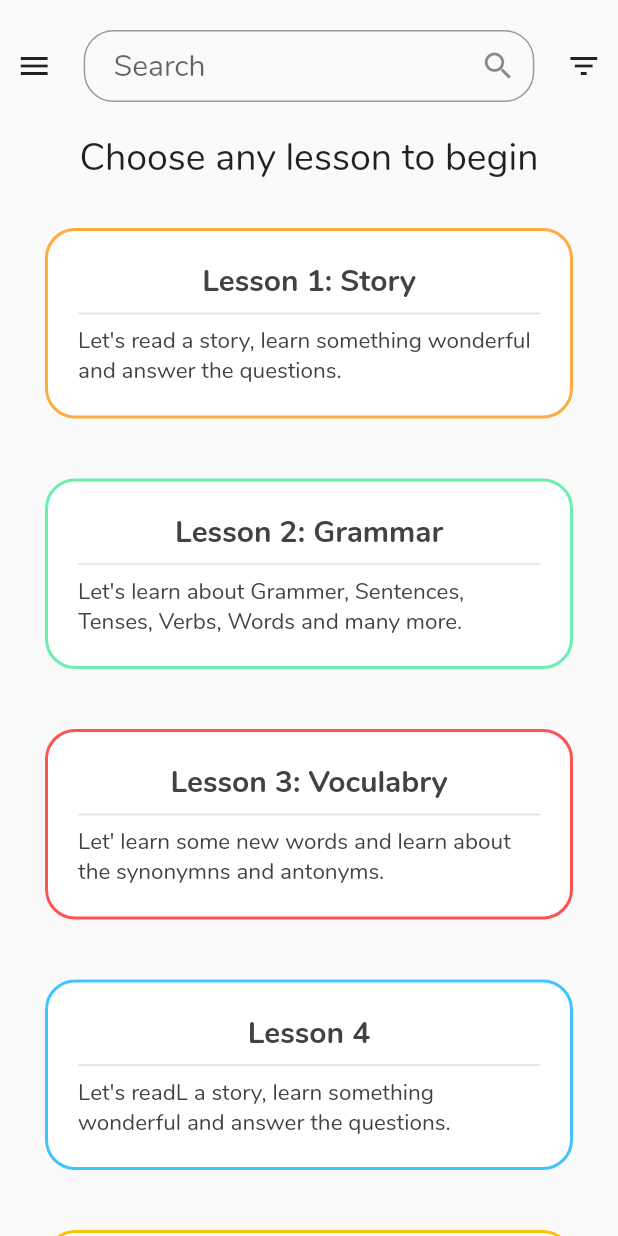
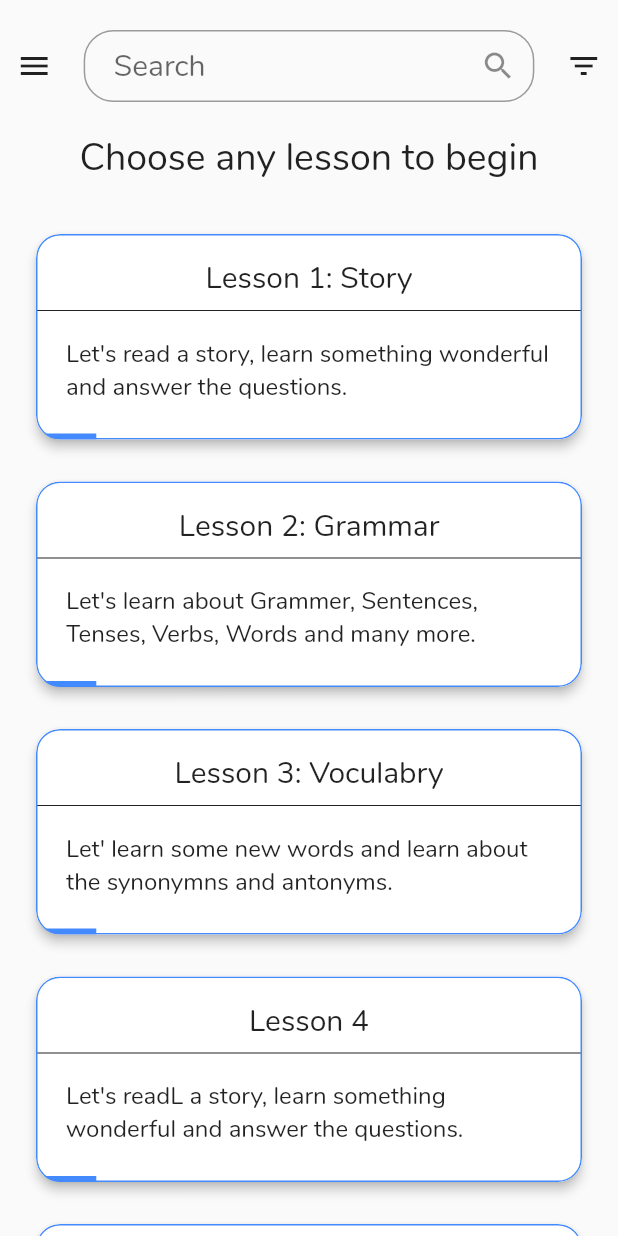
Before and after one commit to manasapakala191/heutagogyApp, a Flutter app: the screen it shows after launch, on a phone screen of 412 x 824 dp. Run offline on Flutter 3.47's test engine with Material 2 defaults, Android fonts, the light colour scheme and no system bars; our stand-ins replace audioplayers, flutter_tts; project files that could hold a hidden picture were left out.

Commit message:
Adding test4page

```diff
--- a/lib/lessons.dart
+++ b/lib/lessons.dart
@@ -1,3 +1,4 @@
+import 'dart:math';
 import 'dart:ui';
 import 'package:flutter/material.dart';
 import 'package:flutter/rendering.dart';
@@ -35,7 +36,9 @@ class _LessonsPageState extends State<LessonsPage> {
         "Lesson 3: Voculabry",
         "Let\' learn some new words and learn about the synonymns and antonyms. ",
         Colors.redAccent),
-    _Lessons("Lesson 4", "Let\'s readL a story, learn something wonderful and answer the questions.",
+    _Lessons(
+        "Lesson 4",
+        "Let\'s readL a story, learn something wonderful and answer the questions.",
         Colors.lightBlueAccent),
     _Lessons(
         "Lesson 5",
@@ -104,10 +107,9 @@ class _LessonsPageState extends State<LessonsPage> {
       );
     } else {
       return Lesson(
-        this.lessons[index - 1].title,
-        this.lessons[index - 1].description,
-        this.lessons[index - 1].color,
-        () {
+        title: this.lessons[index - 1].title,
+        summary: this.lessons[index - 1].description,
+        func: () {
           if (index >= 0 && index < this._itemCount) {
             if (index == 1) {
               Navigator.push(context,
@@ -126,158 +128,91 @@ class _LessonsPageState extends State<LessonsPage> {
         fontFamily: 'Nunito',
       ),
       home: Scaffold(
-        // appBar: AppBar(
-        //   title: Text(
-        //     "Welcome",
-        //     style: TextStyle(
-        //       color: Colors.white,
-        //       fontSize: 18.0,
-        //     ),
-        //   ),
-        // ),
         body: ListView.builder(
           itemCount: this._itemCount,
           itemBuilder: lessonsBuilder,
         ),
-        // body: NestedScrollView(
-        //   headerSliverBuilder: (BuildContext context, bool innerBoxIsScrolled) {
-        //     return <Widget>[
-        //       SliverAppBar(
-        //           expandedHeight: 200.0,
-        //           floating: false,
-        //           pinned: true,
-        //           // backgroundColor: Colors.lightGreenAccent,
-        //           flexibleSpace: LayoutBuilder(
-        //             builder: (BuildContext context, BoxConstraints constraints) {
-        //               top = constraints.biggest.height;
-        //               return FlexibleSpaceBar(
-        //                 centerTitle: true,
-        //                 title: AnimatedOpacity(
-        //                   duration: Duration(milliseconds: 300),
-        //                   opacity: top <= 140.0 ? 1.0 : 0.0,
-        //                   child: Text(
-        //                     "Welcome",
-        //                     style: TextStyle(
-        //                       color: Colors.white,
-        //                       fontSize: 18.0,
-        //                     ),
-        //                   ),
-        //                 ),
-        //                 background: Image.asset(
-        //                   "assets/images/books.jpg",
-        //                   // "https://d3ui957tjb5bqd.cloudfront.net/uploads/images/3/36/36367.pic.jpg?1463997427",
-        //                   // "https://images.unsplash.com/photo-1455884981818-54cb785db6fc?ixlib=rb-1.2.1&ixid=eyJhcHBfaWQiOjEyMDd9&auto=format&fit=crop&w=1890&q=80",
-        //                   // "https://images.unsplash.com/photo-1455884981818-54cb785db6fc?ixlib=rb-1.2.1&ixid=eyJhcHBfaWQiOjEyMDd9&auto=format&fit=crop&w=1890&q=80",
-        //                   // "https://images.unsplash.com/photo-1539795845756-4fadad2905ec?ixlib=rb-1.2.1&auto=format&fit=crop&w=1050&q=80",
-        //                   fit: BoxFit.fill,
-        //                   // alignment: Alignment.topLeft,
-        //                 ),
-        //               );
-        //             },
-        //           )),
-        //     ];
-        //   },
-        //   body: ListView.builder(
-        //     itemCount: this._itemCount,
-        //     itemBuilder: lessonsBuilder,
-        //   ),
-        // ),
       ),
     );
   }
 }
 
-class Lesson extends StatelessWidget {
+class Lesson extends StatefulWidget {
   final String title;
   final String summary;
-  final Color borderColor;
   final Function func;
+  Lesson({Key key, this.title, this.summary, this.func}) : super(key: key);
 
-  Lesson(this.title, this.summary, this.borderColor, this.func);
+  @override
+  State<StatefulWidget> createState() => LessonState(title, summary, func);
+}
+
+class LessonState extends State<Lesson> {
+  String title;
+  String summary;
+  double progress;
+  Function func;
+  @override
+  void initState() {
+    super.initState();
+    progress = Random().nextDouble();
+  }
+
+  LessonState(this.title, this.summary, this.func);
 
   @override
   Widget build(BuildContext context) {
-    return Card(
-      elevation: 0,
-      margin: EdgeInsets.symmetric(
-        vertical: 20.0,
-        horizontal: 30.0,
-      ),
+    return Container(
+      padding: EdgeInsets.fromLTRB(20, 20, 20, 0),
+      child: Card(
+        clipBehavior: Clip.antiAlias,
+        elevation: 3,
         shape: RoundedRectangleBorder(
-        borderRadius: BorderRadius.circular(20.0),
+          side: BorderSide(
+              color: Colors.blueAccent, style: BorderStyle.solid, width: 1.0),
+          borderRadius: BorderRadius.circular(16.0),
         ),
         child: InkWell(
+          splashColor: Color.fromARGB(40, 0, 0, 200),
           onTap: func,
-        borderRadius: BorderRadius.circular(20.0),
-        child: Container(
-          decoration: BoxDecoration(
-            border: Border.all(
-              color: borderColor,
-              width: 2,
-            ),
-            borderRadius: BorderRadius.circular(20.0),
-          ),
-          padding: EdgeInsets.all(20),
-          child: Container(
           child: Column(
+            mainAxisSize: MainAxisSize.max,
             children: <Widget>[
-                Text(
+              Padding(
+                padding: EdgeInsets.only(top: 16),
+                child: Text(
                   title,
                   style: TextStyle(
-                    color: Colors.grey[800],
-                    fontWeight: FontWeight.bold,
                     fontSize: 20,
+                    fontFamily: 'Nunito',
+                  ),
                 ),
               ),
               Divider(
-                  thickness: 1,
-                  // color: borderColor,
+                color: Colors.black87,
               ),
-                Text(
+              Padding(
+                padding: EdgeInsets.only(top: 10, left: 20, right: 20),
+                child: Text(
                   summary,
                   style: TextStyle(
-                    color: Colors.grey[800],
-                    fontSize: 15,
-                    fontWeight: FontWeight.w500,
+                    fontSize: 16,
+                    fontFamily: 'Nunito',
                   ),
                 ),
-                // Progress(),
+              ),
+              Padding(
+                padding: EdgeInsets.only(top: 20),
+              ),
+              LinearProgressIndicator(
+                value: progress,
+                backgroundColor: Colors.transparent,
+                valueColor: AlwaysStoppedAnimation<Color>(Colors.blueAccent),
+              ),
             ],
-            ),
           ),
         ),
       ),
     );
   }
 }
-
-// class Progress extends StatefulWidget {
-//   @override
-//   _ProgressState createState() => _ProgressState();
-// }
-
-// class _ProgressState extends State<Progress> {
-//   int currentStep = 0;
-
-//   List<Step> _mySteps() {
-//     return [
-//       Step(
-//         title: Text(''),
-//         content: Text("Puzzle 2 will come here"),
-//         isActive: true,
-//         state: (currentStep == 0)
-//             ? StepState.editing
-//             : ((currentStep > 0) ? StepState.complete : StepState.indexed),
-//       ),
-//     ];
-//   }
-
-//   @override
-//   Widget build(BuildContext context) {
-//     return new Stepper(
-//       type: StepperType.horizontal,
-//       currentStep: this.currentStep,
-//       steps: _mySteps(),
-//     );
-//   }
-// }
--- a/lib/my_step_progress.dart
+++ b/lib/my_step_progress.dart
@@ -1,6 +1,7 @@
 import 'package:flutter/cupertino.dart';
 import 'package:flutter/material.dart';
 import 'package:flutter/widgets.dart';
+import 'package:heutagogy/tests/test1.dart';
 import 'package:heutagogy/tests/test3.dart';
 import 'package:heutagogy/tests/test4.dart';
 import 'package:heutagogy/tests/test5.dart';
@@ -12,12 +13,12 @@ class MyProgressPage extends StatefulWidget {
 }
 
 class ProgressPageState extends State<MyProgressPage> {
-  int currentStep = 3;
+  int currentStep = 0;
   List<Step> _mySteps() {
     return [
       Step(
         title: Text(''),
-        content: Text("Puzzle 1 will come here"),
+        content: Test1Page(),
         isActive: (currentStep >= 0),
         state: (currentStep == 0)
             ? StepState.editing
--- a/lib/tests/test4.dart
+++ b/lib/tests/test4.dart
@@ -33,7 +33,7 @@ class _Test4PageState extends State<Test4Page> {
   }
 
   List<Widget> _builder(Map correct) {
-    for(var x in audioList){
+    for (var x in audioList) {
       print("$x - ${correct[x]}");
     }
     List<Widget> body = [];
@@ -41,32 +41,63 @@ class _Test4PageState extends State<Test4Page> {
     List<Widget> targets = [];
 
     for (String sound in audioList) {
-      drops.add(DraggableAudioButton(audioPath: sound, active: correct[sound]));
+      if (correct[sound]) {
+        drops.add(Container(
+            width: 64,
+            height: 64,
+            decoration: BoxDecoration(
+                color: Color.fromARGB(20, 10, 240, 34),
+                border: Border.all(width: 2),
+                borderRadius: BorderRadius.circular(100)),
+            child: Icon(
+              Icons.check,
+              color: Colors.green,
+              size: 32,
+            )));
+      } else {
+        drops.add(
+            DraggableAudioButton(audioPath: sound, active: correct[sound]));
+      }
       targets.add(
         DragTarget(
           builder:
               (BuildContext context, List<String> incoming, List rejected) {
             if (!correct[sound]) {
               return Container(
-                padding: EdgeInsets.all(10),
-                color: Colors.lightBlue,
-                width: 100,
+                padding: EdgeInsets.only(bottom: 4),
+                width: 140,
                 height: 64,
-                child: Center(child:Text(sound)),
+                alignment: Alignment.center,
+                child: Container(
+                  decoration: BoxDecoration(
+                      borderRadius: BorderRadius.circular(20),
+                      border: Border.all(color: Colors.blueAccent, width: 2),
+                      color: Colors.lightBlue),
+                  padding: EdgeInsets.all(10),
+                  height: 64,
+                  child: Center(child: Text(sound, style: TextStyle(color: Colors.white, fontSize: 20, fontWeight: FontWeight.bold),)),
+                ),
               );
             } else {
-               return Container(
-                padding: EdgeInsets.all(10),
-                color: Colors.green,
-                width: 100,
+              return Container(
+                padding: EdgeInsets.only(bottom: 4),
+                width: 140,
                 height: 64,
-                child: Center(child: Text("Correct")),
+                child: Container(
+                  decoration: BoxDecoration(
+                      borderRadius: BorderRadius.circular(20),
+                      border: Border.all(color: Colors.greenAccent, width: 2),
+                      color: Colors.green),
+                  padding: EdgeInsets.all(10),
+                  height: 64,
+                  child: Center(child: Text("Correct", style: TextStyle(fontSize: 20, color: Colors.white, fontWeight: FontWeight.bold),),)
+                ),
               );
             }
           },
           onAccept: (data) {
             setState(() {
-             correct[data] = true;
+              correct[data] = true;
             });
           },
           onLeave: (data) {},
@@ -90,7 +121,8 @@ class _Test4PageState extends State<Test4Page> {
 class DraggableAudioButton extends StatefulWidget {
   final String audioPath;
   final bool active;
-  DraggableAudioButton({Key key, this.audioPath, this.active}) : super(key: key);
+  DraggableAudioButton({Key key, this.audioPath, this.active})
+      : super(key: key);
   @override
   _DraggableAudioButtonState createState() =>
       _DraggableAudioButtonState(audioPath, active);
@@ -122,18 +154,6 @@ class _DraggableAudioButtonState extends State<DraggableAudioButton>
 
   @override
   Widget build(BuildContext context) {
-    // print("builing $audioPath $enabled");
-    if (enabled){
-      return Container(
-      width: 64,
-      height: 64,
-      decoration: BoxDecoration(
-        color: Color.fromARGB(20, 10, 240, 34),
-        border: Border.all(width: 2),
-        borderRadius: BorderRadius.circular(100)),
-      child: Icon(Icons.check, color: Colors.green, size: 32,)
-    );
-    }
     var aud = Container(
       width: 64,
       height: 64,
@@ -173,8 +193,8 @@ class _DraggableAudioButtonState extends State<DraggableAudioButton>
             width: 72,
             height: 72,
             decoration: BoxDecoration(
-                color: Colors.lightBlueAccent,
-                border: Border.all(width: 2),
+                color: Color.fromARGB(20, 90, 200, 30),
+                border: Border.all(width: 2, color: Colors.black45),
                 borderRadius: BorderRadius.circular(100)),
             child: Icon(Icons.music_note)),
         childWhenDragging: Container(
@@ -188,9 +208,10 @@ class _DraggableAudioButtonState extends State<DraggableAudioButton>
   }
 }
 
-class _InheritedContainer extends InheritedWidget{
+class _InheritedContainer extends InheritedWidget {
   final _DraggableAudioButtonState data;
-  _InheritedContainer({Key key, @required this.data, @required Widget child}) : super(key: key, child: child);
+  _InheritedContainer({Key key, @required this.data, @required Widget child})
+      : super(key: key, child: child);
   @override
   bool updateShouldNotify(InheritedWidget oldWidget) => true;
 }
```
Lines whose indentation alone changed are shown as unchanged.
